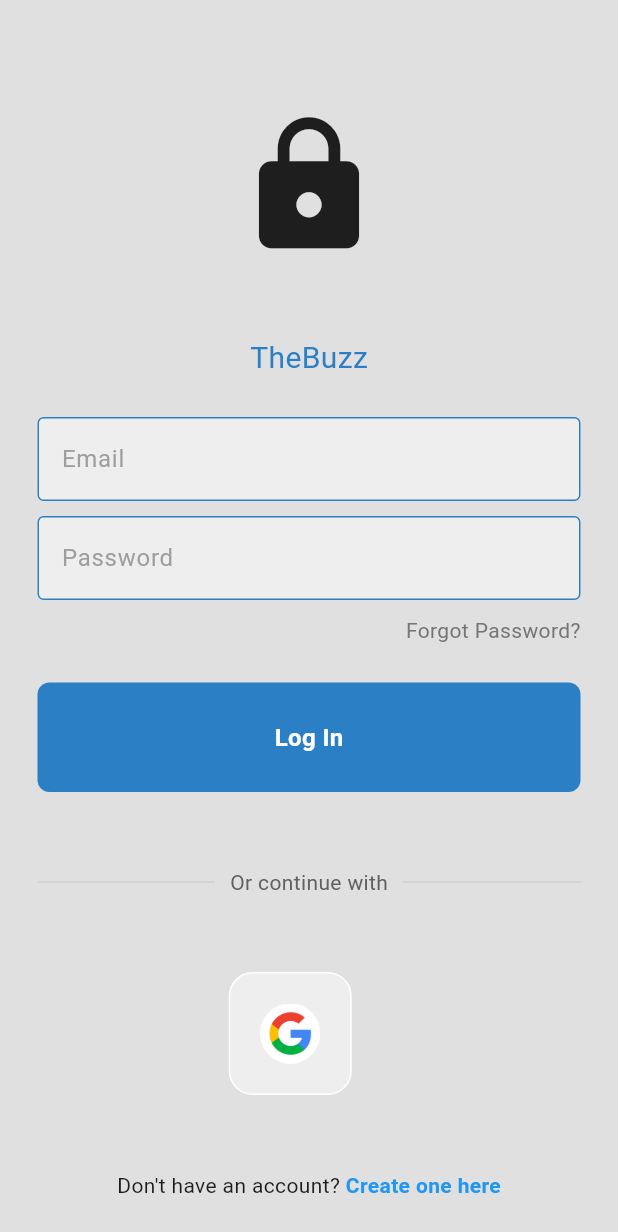
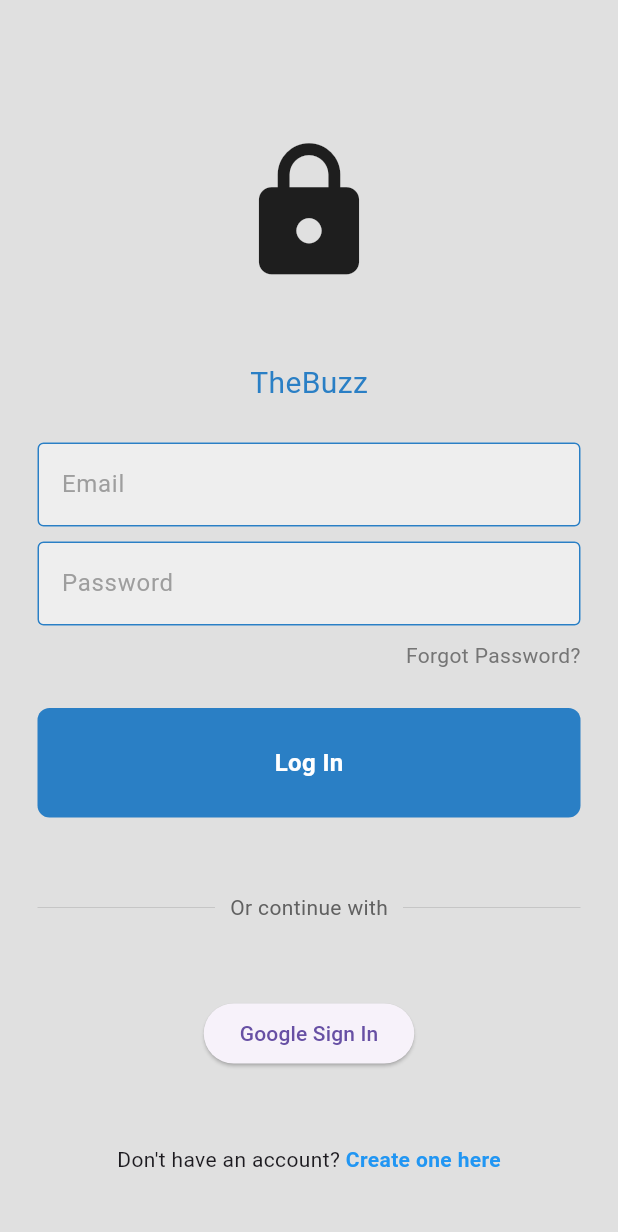
Before and after one commit to Sam20042/BuzzApplication, a Flutter app: the screen it shows after launch, on a phone screen of 412 x 824 dp. Shown: the top 1232 px of the screen. Run offline on Flutter 3.47's test engine with Material 3 defaults, Android fonts, the light colour scheme and no system bars; our stand-ins replace firebase_auth, firebase_core, google_sign_in; accounts and stored records are empty.

Commit message:
app works, implements google sign in but needs signing out feature

```diff
--- a/mobile/flutter/ideas_application/lib/pages/login_page.dart
+++ b/mobile/flutter/ideas_application/lib/pages/login_page.dart
@@ -5,6 +5,7 @@ import 'package:flutter/material.dart';
 import 'package:ideas_application/components/my_textfield.dart';
 import 'package:ideas_application/components/my_button.dart';
 import 'package:ideas_application/components/square_tile.dart';
+import 'package:ideas_application/services/auth_service.dart';
 
 class LoginPage extends StatefulWidget {
   LoginPage({super.key});
@@ -182,12 +183,17 @@ void wrongPasswordMessage(){
               const SizedBox(height: 50),
 
               // google sign in button
-              Row(
-                mainAxisAlignment: MainAxisAlignment.center,
-                children: const [
-                  SquareTile(imagePath: 'lib/images/googlelogo.png'),
-                  SizedBox(width: 25),
-                ],
+              // Row(
+              //   mainAxisAlignment: MainAxisAlignment.center,
+              //   children: const [
+              //     SquareTile(imagePath: 'lib/images/googlelogo.png'),
+              //     SizedBox(width: 25),
+              //   ],
+              // ),
+
+              ElevatedButton(
+                onPressed: () => AuthService().signInWithGoogle(),
+                child: const Text("Google Sign In"),
               ),
 
               const SizedBox(height: 50),
```
Also changed, not shown: mobile/flutter/ideas_application/lib/services/auth_service.dart (+21 -11 lines).
